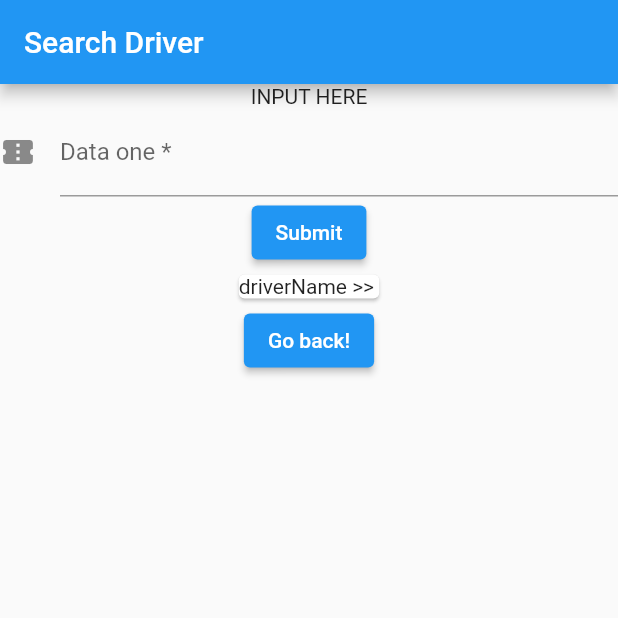
After one commit to nottinhere/myproject, a Flutter app: the screen it shows after launch, after a tap on "Find driver", on a phone screen of 412 x 824 dp, the top half of it. The commit adds this screen. Run offline on Flutter 3.47's test engine with Material 2 defaults, Android fonts, the phone set to English and light mode, and no system bars.

Commit message:
25042022

```diff
--- /dev/null
+++ b/lib/driver_search.dart
@@ -0,0 +1,104 @@
+import 'dart:convert'; // เมื่อใช้  json.decode
+
+import 'package:flutter/material.dart';
+import 'package:myproject/model/staff_model.dart';
+import 'package:http/http.dart' as http;
+
+class FindDriver extends StatefulWidget {
+  const FindDriver({Key? key}) : super(key: key);
+
+  @override
+  State<FindDriver> createState() => _FindDriverState();
+}
+
+class _FindDriverState extends State<FindDriver> {
+  StaffModel? staffModel;
+  StaffModel? dataStaff;
+  int txtID = 0;
+  String? driverName = '';
+
+  @override
+  Future<void> findDriver() async {
+    print('txtID >> $txtID');
+    String url =
+        'https://www.vaiwits.com/stpwcheckin/api/json_data_select_staff.php?userID=$txtID';
+    // print('url = $url');
+    http.Response response = await http.get(Uri.parse(url));
+    var result = json.decode(response.body);
+    var item = result['data'];
+
+    StaffModel dataStaff = StaffModel.fromJson(item);
+    String? personName = dataStaff.data?.personName;
+
+    print('item = $dataStaff');
+
+    setState(() {
+      print('item = $personName');
+      driverName = personName;
+    });
+  }
+
+  Widget formData() {
+    return Center(
+        child: Column(
+      children: [
+        Text('INPUT HERE'),
+        TextFormField(
+          decoration: const InputDecoration(
+            icon: Icon(Icons.confirmation_number),
+            hintText: 'data 1 ',
+            labelText: 'Data one *',
+          ),
+          onChanged: (val) {
+            setState(() {
+              txtID = int.parse(val);
+            });
+          },
+        ),
+        ElevatedButton(
+          // style: style,
+          onPressed: () {
+            findDriver();
+          },
+          child: const Text('Submit'),
+        ),
+      ],
+    ));
+  }
+
+  Widget resultData() {
+    return Container(
+      child: Card(
+        child: Text('driverName >> $driverName'),
+      ),
+    );
+  }
+
+  Widget backBTN() {
+    return ElevatedButton(
+      // Within the SecondScreen widget
+      onPressed: () {
+        // Navigate back to the first screen by popping the current route
+        // off the stack.
+        Navigator.pop(context);
+      },
+      child: const Text('Go back!'),
+    );
+  }
+
+  Widget build(BuildContext context) {
+    return MaterialApp(
+      debugShowCheckedModeBanner: false,
+      home: Scaffold(
+        appBar: AppBar(
+          title: const Text('Search Driver'),
+        ),
+        body: SizedBox(
+          child: Column(
+            children: [formData(), resultData(), backBTN()],
+          ),
+        ),
+      ),
+    );
+  }
+}
--- a/lib/main.dart
+++ b/lib/main.dart
@@ -1,8 +1,22 @@
+import 'dart:io';
 import 'package:flutter/material.dart';
 import 'calculator.dart';
+import 'driver_search.dart';
 
 void main() {
-  runApp(const MyApp());
+  HttpOverrides.global = MyHttpOverrides();
+  runApp(
+    const MyApp(),
+  );
+}
+
+class MyHttpOverrides extends HttpOverrides {
+  @override
+  HttpClient createHttpClient(SecurityContext? context) {
+    return super.createHttpClient(context)
+      ..badCertificateCallback =
+          (X509Certificate cert, String host, int port) => true;
+  }
 }
 
 class MyApp extends StatelessWidget {
@@ -12,6 +26,7 @@ class MyApp extends StatelessWidget {
   @override
   Widget build(BuildContext context) {
     return MaterialApp(
+      debugShowCheckedModeBanner: false,
       title: 'Flutter Demo',
       theme: ThemeData(
         primarySwatch: Colors.blue,
@@ -42,11 +57,28 @@ class _MyHomePageState extends State<MyHomePage> {
             ElevatedButton(
               // style: style,
               onPressed: () {
-                print('You click calculator');
+                Navigator.push(
+                  context,
+                  MaterialPageRoute(builder: (context) => const Calculator()),
+                );
+              },
+              child: const Text('Caculator'),
+            ),
+            ElevatedButton(
+              // style: style,
+              onPressed: () {
+                Navigator.of(context).push(MaterialPageRoute(
+                    builder: (context) => const FindDriver()));
+              },
+              child: const Text('Find driver'),
+            ),
+            ElevatedButton(
+              // style: style,
+              onPressed: () {
                 Navigator.of(context).push(
                     MaterialPageRoute(builder: (context) => Calculator()));
               },
-              child: const Text('Caculator'),
+              child: const Text('List Driver'),
             ),
           ],
         ),
--- /dev/null
+++ b/lib/model/staff_model.dart
@@ -0,0 +1,92 @@
+class StaffModel {
+  int? status;
+  String? message;
+  Data? data;
+
+  StaffModel({this.status, this.message, this.data});
+
+  StaffModel.fromJson(Map<String, dynamic> json) {
+    status = json['status'];
+    message = json['message'];
+    data = json['data'] != null ? new Data.fromJson(json['data']) : null;
+  }
+
+  Map<String, dynamic> toJson() {
+    final Map<String, dynamic> data = new Map<String, dynamic>();
+    data['status'] = this.status;
+    data['message'] = this.message;
+    if (this.data != null) {
+      data['data'] = this.data!.toJson();
+    }
+    return data;
+  }
+}
+
+class Data {
+  int? id;
+  String? code;
+  String? user;
+  String? pass;
+  String? subject;
+  String? personName;
+  String? personContact;
+  String? personLineid;
+  String? license;
+  int? division;
+  String? note;
+  int? status;
+  String? timestartwork;
+  String? lastlogin;
+
+  Data(
+      {this.id,
+      this.code,
+      this.user,
+      this.pass,
+      this.subject,
+      this.personName,
+      this.personContact,
+      this.personLineid,
+      this.license,
+      this.division,
+      this.note,
+      this.status,
+      this.timestartwork,
+      this.lastlogin});
+
+  Data.fromJson(Map<String, dynamic> json) {
+    id = json['id'];
+    code = json['code'];
+    user = json['user'];
+    pass = json['pass'];
+    subject = json['subject'];
+    personName = json['person_name'];
+    personContact = json['person_contact'];
+    personLineid = json['person_lineid'];
+    license = json['license'];
+    division = json['division'];
+    note = json['note'];
+    status = json['status'];
+    timestartwork = json['timestartwork'];
+    lastlogin = json['lastlogin'];
+  }
+
+  Map<String, dynamic> toJson() {
+    final Map<String, dynamic> data = new Map<String, dynamic>();
+    data['id'] = this.id;
+    data['code'] = this.code;
+    data['user'] = this.user;
+    data['pass'] = this.pass;
+    data['subject'] = this.subject;
+    data['person_name'] = this.personName;
+    data['person_contact'] = this.personContact;
+    data['person_lineid'] = this.personLineid;
+    data['license'] = this.license;
+    data['division'] = this.division;
+    data['note'] = this.note;
+    data['status'] = this.status;
+    data['timestartwork'] = this.timestartwork;
+    data['lastlogin'] = this.lastlogin;
+    return data;
+  }
+}
--- a/pubspec.yaml
+++ b/pubspec.yaml
@@ -27,6 +27,7 @@ environment:
 # the latest version available on pub.dev. To see which dependencies have newer
 # versions available, run `flutter pub outdated`.
 dependencies:
+  http: ^0.13.4
   flutter:
     sdk: flutter
 
```
Also changed, not shown: lib/calculator.dart (+51 -12 lines), pubspec.lock.
